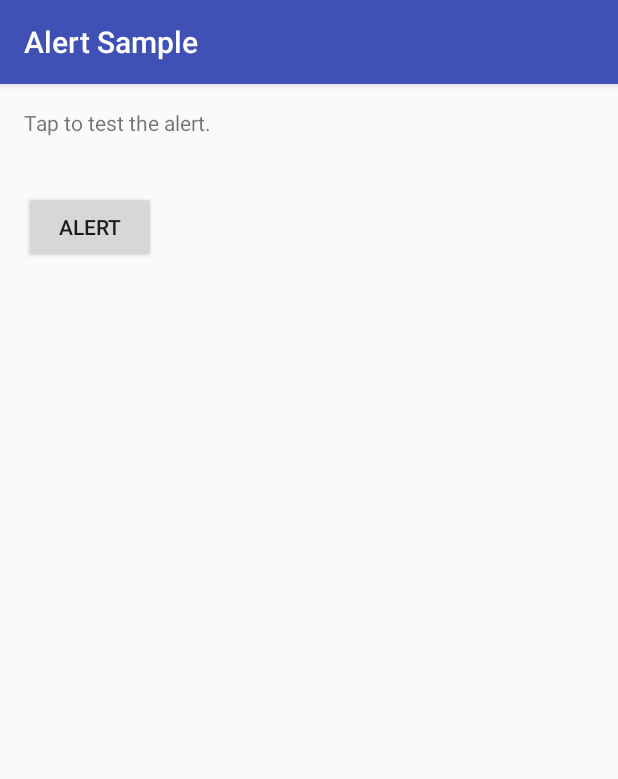
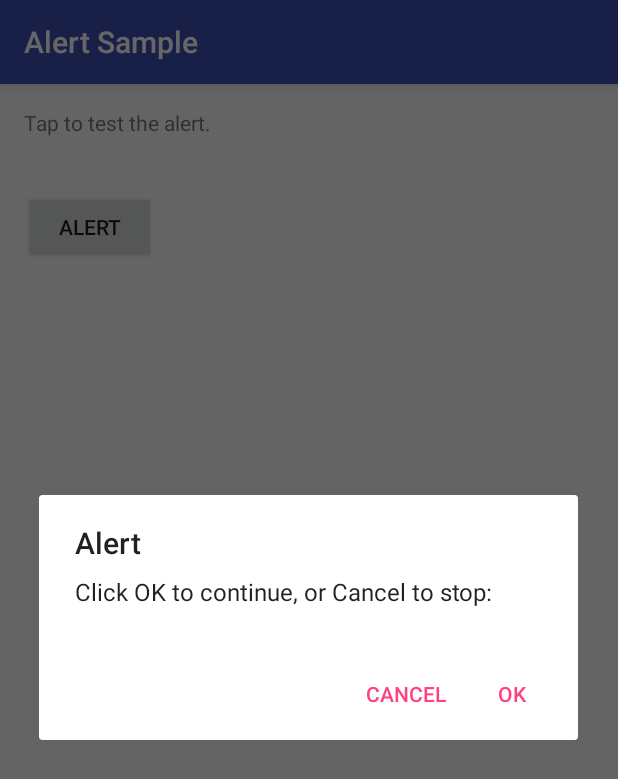
Before and after one commit to SonyaMoisset/AlertSample_ANDROID, an Android app: the screen it shows after launch (MainActivity), after a tap on "ALERT", on a phone screen of 412 x 824 dp. Shown: the top 779 px of the screen. Run offline under Robolectric (Android 15) with nearby library versions, the phone set to English and light mode, and no system bars.

Commit message:
Implement AlertDialog

```diff
--- a/app/src/main/java/com/example/android/alertsample/MainActivity.java
+++ b/app/src/main/java/com/example/android/alertsample/MainActivity.java
@@ -1,7 +1,11 @@
 package com.example.android.alertsample;
 
+import android.content.DialogInterface;
+import android.support.v7.app.AlertDialog;
 import android.support.v7.app.AppCompatActivity;
 import android.os.Bundle;
+import android.view.View;
+import android.widget.Toast;
 
 public class MainActivity extends AppCompatActivity {
 
@@ -10,4 +14,30 @@ public class MainActivity extends AppCompatActivity {
         super.onCreate(savedInstanceState);
         setContentView(R.layout.activity_main);
     }
+
+    public void onClickShowAlert(View view) {
+        AlertDialog.Builder myAlertBuilder = new AlertDialog.Builder(MainActivity.this);
+
+        myAlertBuilder.setTitle(R.string.alert_title);
+
+        myAlertBuilder.setMessage(R.string.alert_message);
+
+        myAlertBuilder.setPositiveButton(R.string.ok, new DialogInterface.OnClickListener() {
+            @Override
+            public void onClick(DialogInterface dialog, int which) {
+                Toast.makeText(getApplicationContext(), R.string.pressed_ok,
+                        Toast.LENGTH_SHORT).show();
+            }
+        });
+
+        myAlertBuilder.setNegativeButton(R.string.cancel, new DialogInterface.OnClickListener() {
+            @Override
+            public void onClick(DialogInterface dialog, int which) {
+                Toast.makeText(getApplicationContext(), R.string.pressed_cancel,
+                        Toast.LENGTH_SHORT).show();
+            }
+        });
+
+        myAlertBuilder.show();
+    }
 }
--- a/app/src/main/res/values/strings.xml
+++ b/app/src/main/res/values/strings.xml
@@ -3,4 +3,11 @@
 
     <string name="tap_test">Tap to test the alert.</string>
     <string name="alert_button">Alert</string>
+    <string name="alert_title">Alert</string>
+    <string name="alert_message">Click OK to continue, or Cancel to stop:</string>
+
+    <string name="ok">OK</string>
+    <string name="pressed_ok">Pressed OK</string>
+    <string name="cancel">Cancel</string>
+    <string name="pressed_cancel">Pressed Cancel</string>
 </resources>
```
